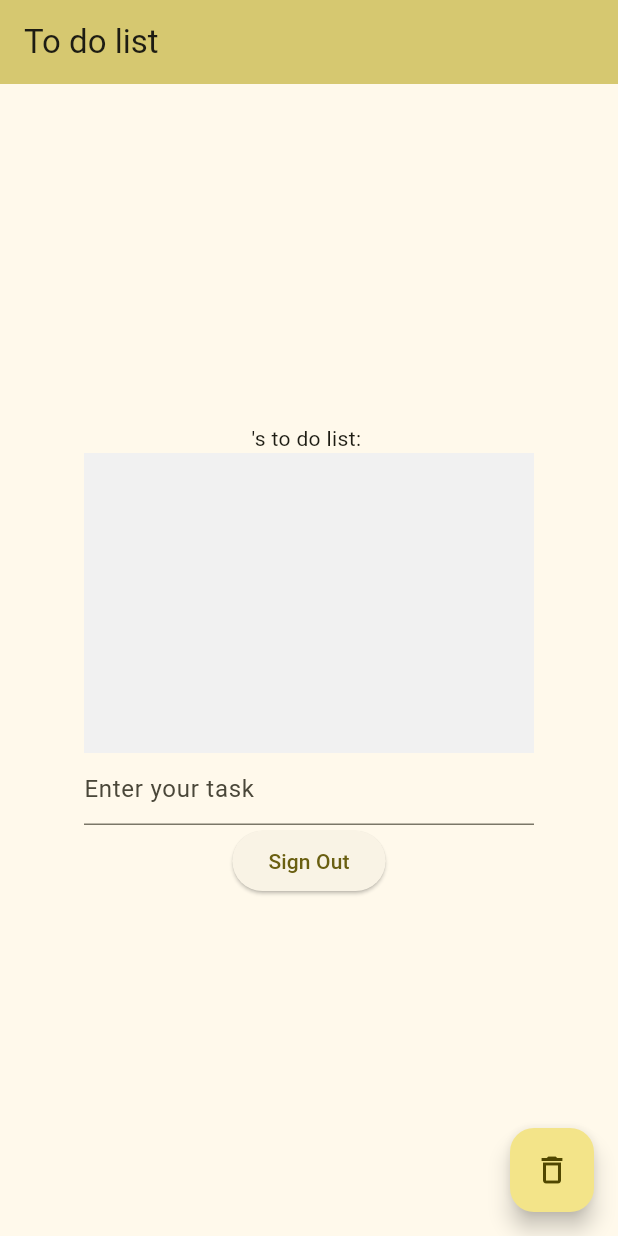
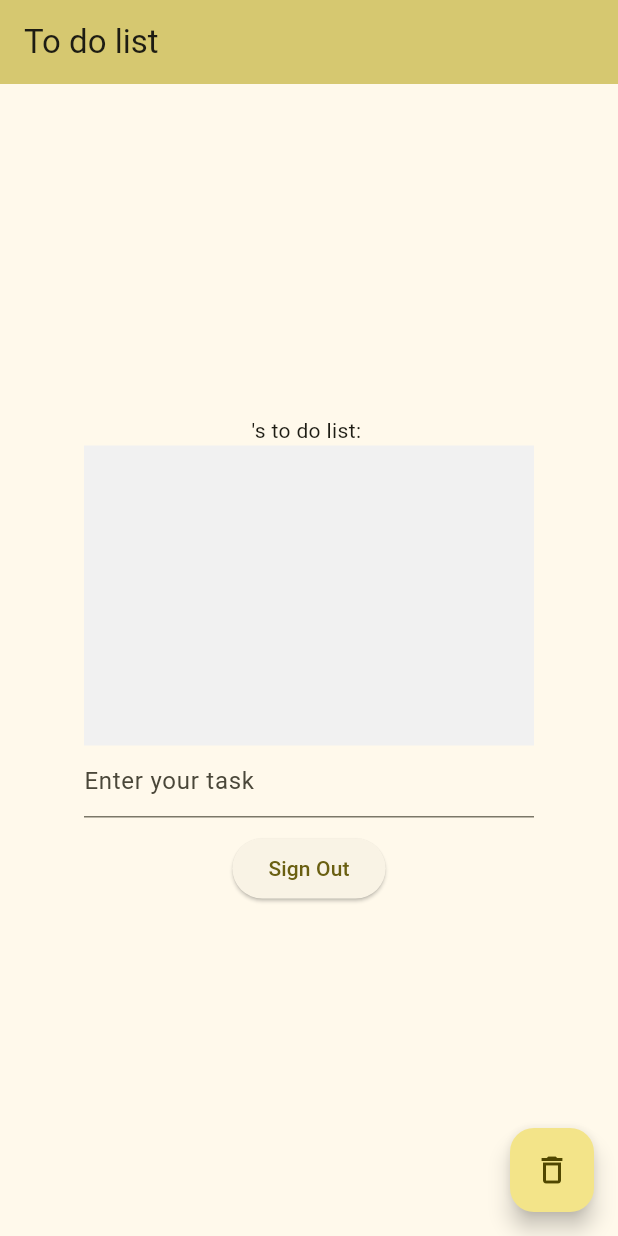
Before and after one commit to FakeWood/todo_list_firebase, a Flutter app: the screen it shows once a user with an empty profile is signed in, on a phone screen of 412 x 824 dp. Run offline on Flutter 3.47's test engine with Material 3 defaults, Android fonts, the phone set to English and light mode, and no system bars; our stand-ins replace cloud_firestore, firebase_auth, firebase_core, gap; accounts and stored records are empty; network calls fail; statements that could not run were skipped.

Commit message:
add gap above logout button

```diff
--- a/lib/view/todo_list_view.dart
+++ b/lib/view/todo_list_view.dart
@@ -2,6 +2,7 @@ import 'package:flutter/material.dart';
 import 'package:todo_list_firebase/view_model/tasks_view_model.dart';
 import 'package:provider/provider.dart';
 import 'package:todo_list_firebase/view_model/user_view_model.dart';
+import 'package:gap/gap.dart';
 
 class MyHomePage extends StatelessWidget {
   MyHomePage({super.key, required this.title});
@@ -59,6 +60,7 @@ class MyHomePage extends StatelessWidget {
                           const InputDecoration(hintText: "Enter your task"),
                     ),
                   ),
+                  const Gap(10),
                   ElevatedButton(
                       onPressed: () => context.read<UserViewModel>().signOut(),
                       child: const Text("Sign Out"))
--- a/pubspec.yaml
+++ b/pubspec.yaml
@@ -40,6 +40,7 @@ dependencies:
   firebase_core: ^2.24.2
   firebase_auth: ^4.16.0
   cloud_firestore: ^4.14.0
+  gap: ^3.0.1
 
 dev_dependencies:
   flutter_test:
```
Also changed, not shown: pubspec.lock.
